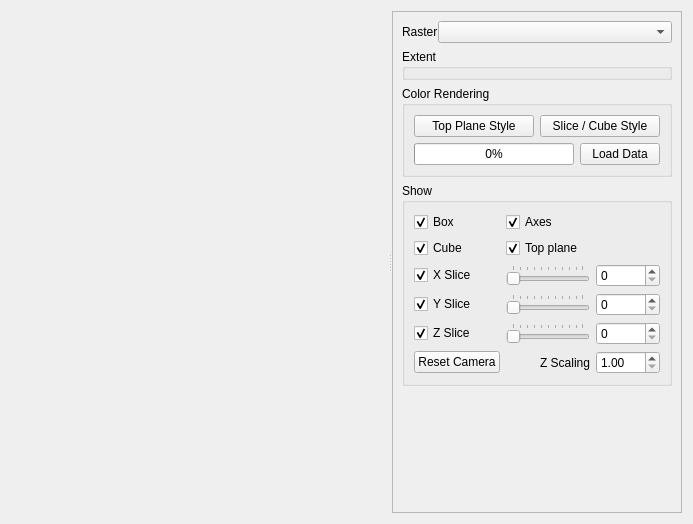
First picture: the form in enmapbox/coreapps/imagecubeapp/imagecube.ui, repository jakimowb/enmapbox_testmigration2, before the edit.
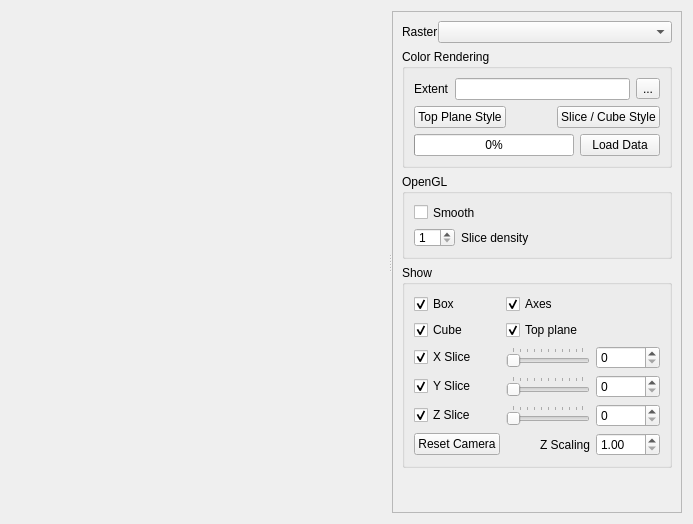
Second picture: the form after the edit. Custom widgets are drawn as their Qt base class.

Commit message: image-cube - connected GL options

```diff
--- a/enmapbox/coreapps/imagecubeapp/imagecube.ui
+++ b/enmapbox/coreapps/imagecubeapp/imagecube.ui
@@ -77,16 +77,6 @@
          </item>
         </layout>
        </item>
-       <item>
-        <widget class="QgsExtentGroupBox" name="gbExtent">
-         <property name="title">
-          <string>Extent</string>
-         </property>
-         <property name="flat">
-          <bool>false</bool>
-         </property>
-        </widget>
-       </item>
        <item>
         <widget class="QgsCollapsibleGroupBox" name="gbRendering">
          <property name="minimumSize">
@@ -99,14 +89,21 @@
           <string>Color Rendering</string>
          </property>
          <layout class="QGridLayout" name="gridLayout">
-          <item row="1" column="1">
+          <item row="2" column="2">
            <widget class="QPushButton" name="btnSetRendererSlices">
             <property name="text">
              <string>Slice / Cube Style</string>
             </property>
            </widget>
           </item>
-          <item row="2" column="0" colspan="2">
+          <item row="2" column="0">
+           <widget class="QPushButton" name="btnSetRendererTopPlane">
+            <property name="text">
+             <string>Top Plane Style</string>
+            </property>
+           </widget>
+          </item>
+          <item row="3" column="0" colspan="3">
            <layout class="QHBoxLayout" name="horizontalLayout_2">
             <property name="topMargin">
              <number>0</number>
@@ -136,10 +133,70 @@
             </item>
            </layout>
           </item>
-          <item row="1" column="0">
-           <widget class="QPushButton" name="btnSetRendererTopPlane">
+          <item row="1" column="0" colspan="3">
+           <layout class="QHBoxLayout" name="horizontalLayout_4">
+            <property name="bottomMargin">
+             <number>0</number>
+            </property>
+            <item>
+             <widget class="QLabel" name="label_3">
+              <property name="text">
+               <string>Extent</string>
+              </property>
+             </widget>
+            </item>
+            <item>
+             <widget class="QLineEdit" name="lineEditExtent">
+              <property name="readOnly">
+               <bool>true</bool>
+              </property>
+             </widget>
+            </item>
+            <item>
+             <widget class="QToolButton" name="toolButton">
+              <property name="text">
+               <string>...</string>
+              </property>
+             </widget>
+            </item>
+           </layout>
+          </item>
+         </layout>
+        </widget>
+       </item>
+       <item>
+        <widget class="QgsCollapsibleGroupBox" name="gbOpenGLOptions">
+         <property name="minimumSize">
+          <size>
+           <width>0</width>
+           <height>50</height>
+          </size>
+         </property>
+         <property name="title">
+          <string>OpenGL</string>
+         </property>
+         <layout class="QFormLayout" name="formLayout_2">
+          <item row="2" column="0">
+           <widget class="QSpinBox" name="sbSliceDensity">
+            <property name="minimum">
+             <number>1</number>
+            </property>
+            <property name="maximum">
+             <number>50</number>
+            </property>
+           </widget>
+          </item>
+          <item row="2" column="1">
+           <widget class="QLabel" name="label_4">
             <property name="text">
-             <string>Top Plane Style</string>
+             <string>Slice density</string>
+            </property>
+           </widget>
+          </item>
+          <item row="1" column="0" colspan="2">
+           <widget class="QCheckBox" name="cbSmooth">
+            <property name="text">
+             <string>Smooth</string>
             </property>
            </widget>
           </item>
@@ -375,12 +432,6 @@
    <header>qgscollapsiblegroupbox.h</header>
    <container>1</container>
   </customwidget>
-  <customwidget>
-   <class>QgsExtentGroupBox</class>
-   <extends>QgsCollapsibleGroupBox</extends>
-   <header>qgsextentgroupbox.h</header>
-   <container>1</container>
-  </customwidget>
   <customwidget>
    <class>QgsMapLayerComboBox</class>
    <extends>QComboBox</extends>
```
The commit also changes 2 other files.
